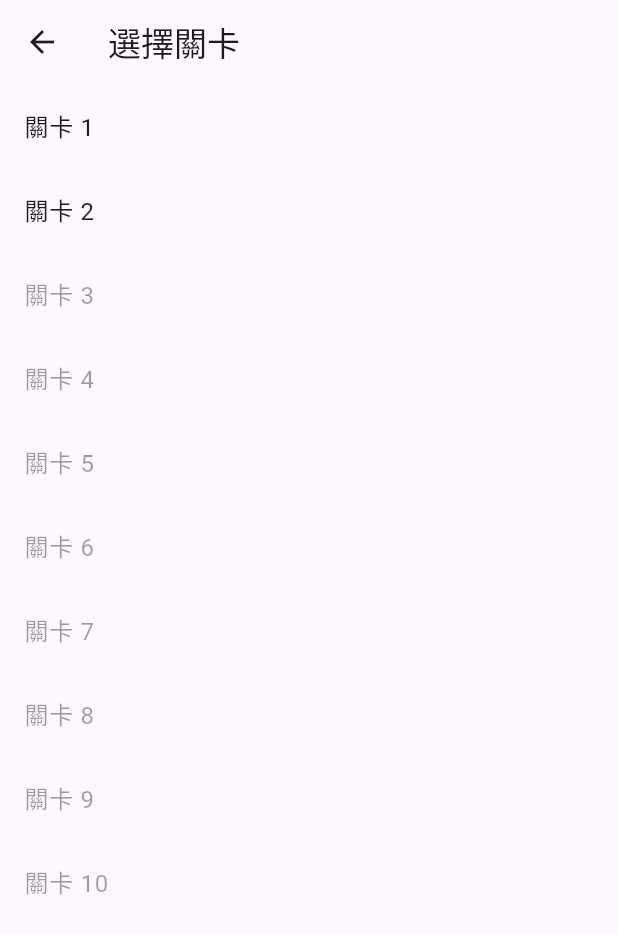
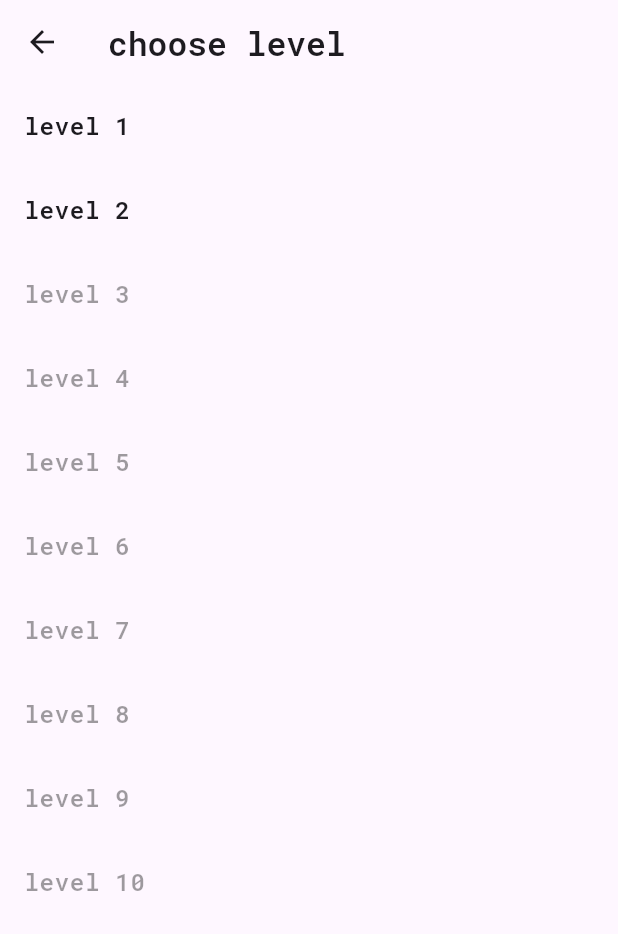
Before and after one commit to Yuankai619/hanoi_tower_game, a Flutter app: the screen it shows after launch, after a tap on the "list" icon, on a phone screen of 412 x 824 dp. Shown: the top 934 px of the screen. Run offline on Flutter 3.47's test engine with Material 3 defaults, Android fonts, the phone set to English and light mode, and no system bars; our stand-ins replace audioplayers.

Commit message:
add app icon, audio, font

```diff
--- a/lib/main.dart
+++ b/lib/main.dart
@@ -42,6 +42,7 @@ class MyApp extends StatelessWidget {
   @override
   Widget build(BuildContext context) {
     return MaterialApp(
+      debugShowCheckedModeBanner: false,
       title: 'Tower of Hanoi',
       theme: ThemeData(
         primarySwatch: Colors.blue,
--- a/lib/views/game_view.dart
+++ b/lib/views/game_view.dart
@@ -11,7 +11,10 @@ class GameView extends StatelessWidget {
   Widget build(BuildContext context) {
     return Scaffold(
       appBar: AppBar(
-        title: Text('Hanoi Tower Hell'),
+        title: Text(
+          'Hanoi Tower Hell',
+          style: TextStyle(fontFamily: "RobotoMono-SemiBold"),
+        ),
         actions: [
           IconButton(
             icon: Icon(Icons.list),
@@ -33,8 +36,14 @@ class GameView extends StatelessWidget {
                 barrierDismissible: false, // 防止點擊外部關閉
                 builder: (BuildContext context) {
                   return AlertDialog(
-                    title: Text('完成此關'),
-                    content: Text('步數: ${viewModel.moveCount}'),
+                    title: Text(
+                      'Finish!',
+                      style: TextStyle(fontFamily: "RobotoMono-SemiBold"),
+                    ),
+                    content: Text(
+                      'move count: ${viewModel.moveCount}',
+                      style: TextStyle(fontFamily: "RobotoMono-SemiBold"),
+                    ),
                     actions: [
                       TextButton(
                         onPressed: () {
@@ -42,7 +51,10 @@ class GameView extends StatelessWidget {
                           viewModel.isShowLevelComplete = false;
                           Navigator.of(context).pop();
                         },
-                        child: Text('重新開始遊戲'),
+                        child: Text(
+                          'restart',
+                          style: TextStyle(fontFamily: "RobotoMono-SemiBold"),
+                        ),
                       ),
                       TextButton(
                         onPressed: () {
@@ -50,7 +62,10 @@ class GameView extends StatelessWidget {
                           Navigator.of(context).pop();
                           viewModel.nextLevel();
                         },
-                        child: Text('下一關'),
+                        child: Text(
+                          'next level',
+                          style: TextStyle(fontFamily: "RobotoMono-SemiBold"),
+                        ),
                       ),
                     ],
                   );
@@ -69,17 +84,19 @@ class GameView extends StatelessWidget {
                       mainAxisAlignment: MainAxisAlignment.spaceBetween,
                       children: [
                         Text(
-                          '關卡: ${viewModel.currentLevel}',
+                          'level: ${viewModel.currentLevel}',
                           style: TextStyle(
                             fontSize: 22,
                             fontWeight: FontWeight.bold,
+                            fontFamily: "RobotoMono-SemiBold",
                           ),
                         ),
                         Text(
-                          '步數: ${viewModel.moveCount}',
+                          'move count: ${viewModel.moveCount}',
                           style: TextStyle(
                             fontSize: 22,
                             fontWeight: FontWeight.bold,
+                            fontFamily: "RobotoMono-SemiBold",
                           ),
                         ),
                       ],
@@ -105,8 +122,12 @@ class GameView extends StatelessWidget {
                   right: 0,
                   child: Center(
                     child: Text(
-                      '🔄 Tower change！',
-                      style: TextStyle(fontSize: 22, color: Colors.red),
+                      '🔄 Tower swap！',
+                      style: TextStyle(
+                        fontSize: 22,
+                        color: Colors.red,
+                        fontFamily: "RobotoMono-SemiBold",
+                      ),
                     ),
                   ),
                 ),
@@ -183,7 +204,13 @@ class _TowerWidgetState extends State<TowerWidget>
                       color:
                           TowerWidget.diskColors[widget.tower.disks.first - 1],
                     ),
-                  Text(widget.tower.name, style: TextStyle(fontSize: 20)),
+                  Text(
+                    widget.tower.name,
+                    style: TextStyle(
+                      fontSize: 20,
+                      fontFamily: "RobotoMono-SemiBold",
+                    ),
+                  ),
                 ],
               ),
             ),
@@ -251,12 +278,19 @@ class _TowerWidgetState extends State<TowerWidget>
                             opacity: _blinkController!,
                             child: Text(
                               widget.tower.name,
-                              style: TextStyle(fontSize: 20, color: Colors.red),
+                              style: TextStyle(
+                                fontSize: 20,
+                                color: Colors.red,
+                                fontFamily: "RobotoMono-SemiBold",
+                              ),
                             ),
                           )
                           : Text(
                             widget.tower.name,
-                            style: TextStyle(fontSize: 20),
+                            style: TextStyle(
+                              fontSize: 20,
+                              fontFamily: "RobotoMono-SemiBold",
+                            ),
                           ),
                 ),
               ],
--- a/lib/views/level_select_view.dart
+++ b/lib/views/level_select_view.dart
@@ -11,7 +11,12 @@ class LevelSelectView extends StatelessWidget {
     final viewModel = Provider.of<GameViewModel>(context);
 
     return Scaffold(
-      appBar: AppBar(title: Text('選擇關卡')),
+      appBar: AppBar(
+        title: Text(
+          'choose level',
+          style: TextStyle(fontFamily: "RobotoMono-SemiBold"),
+        ),
+      ),
       body: ListView.builder(
         itemCount: viewModel.maxLevel,
         itemBuilder: (context, index) {
@@ -20,10 +25,16 @@ class LevelSelectView extends StatelessWidget {
             title: Row(
               mainAxisAlignment: MainAxisAlignment.spaceBetween,
               children: [
-                Text('關卡 $level'),
+                Text(
+                  'level $level',
+                  style: TextStyle(fontFamily: "RobotoMono-SemiBold"),
+                ),
                 if (viewModel.currentLevel >= level &&
                     viewModel.moveRecord[level] > 0)
-                  Text('步數 ${viewModel.moveRecord[level]}'),
+                  Text(
+                    'least move count ${viewModel.moveRecord[level]}',
+                    style: TextStyle(fontFamily: "RobotoMono-SemiBold"),
+                  ),
               ],
             ),
             enabled: level <= viewModel.unlockedLevels,
```
Also changed, not shown: lib/models/game_model.dart (+5 -2 lines), lib/view_models/game_view_model.dart (+7 -3 lines), lib/views/game_over_view.dart (+7 -4 lines), pubspec.yaml (+24 -0 lines), assets/fonts/Dangrek-Regular.ttf (added), assets/fonts/Poppins-Regular.ttf (added), assets/fonts/RobotoMono-SemiBold.ttf (added), assets/images/Hanoi_Tower_Hell_icon.png (added), pubspec.lock, 10 other files.
